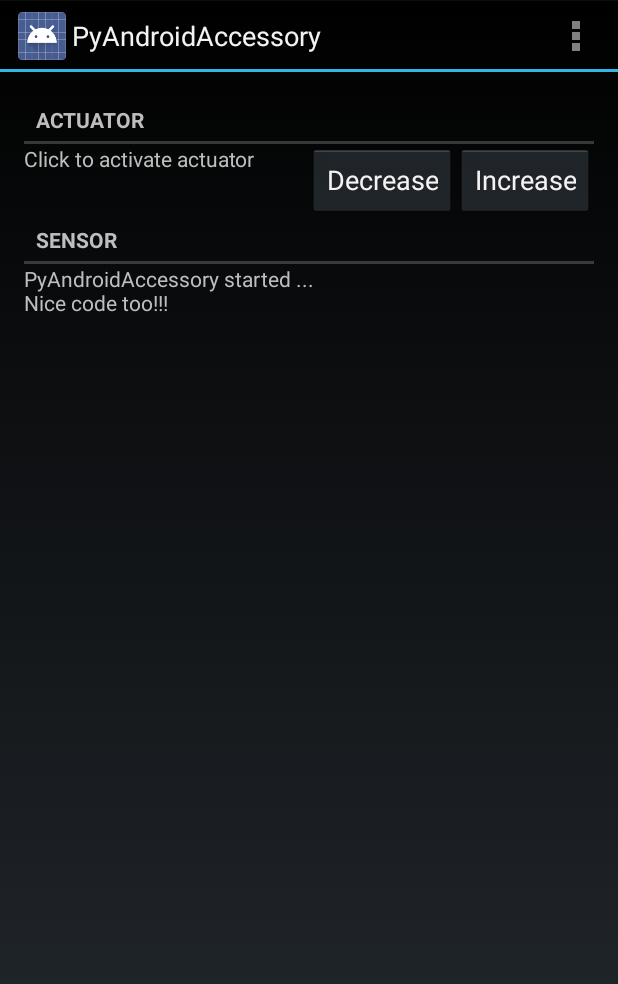
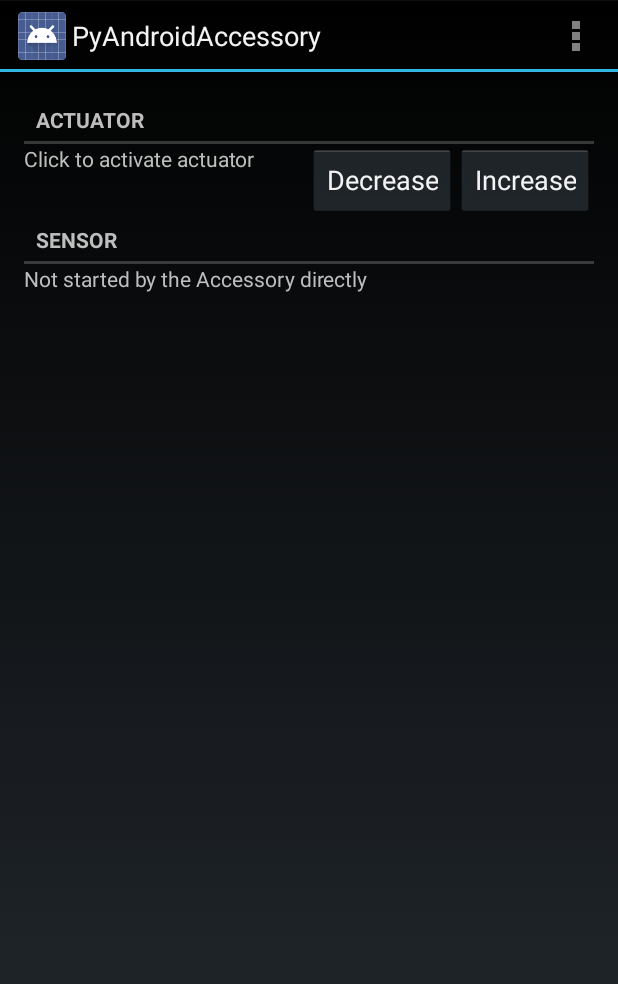
Before and after one commit to masierra/py-android-accessory-app, an Android app: the screen it shows after launch (MainActivity), on a phone screen of 412 x 824 dp. Shown: the top 984 px of the screen. Run offline under Robolectric (Android 15) with nearby library versions, the phone set to English and light mode, and no system bars.

Commit message:
day 07/03

```diff
--- a/PyAndroidAccessory/src/main/java/cc/zombiebrainzjuice/pyandroidaccessory/MainActivity.java
+++ b/PyAndroidAccessory/src/main/java/cc/zombiebrainzjuice/pyandroidaccessory/MainActivity.java
@@ -26,7 +26,7 @@ public class MainActivity extends Activity {
     ParcelFileDescriptor mFileDescriptor;
     FileInputStream mInputStream;
     BufferedInputStream buf = null;
-    String TAG = "TestPy";
+    String TAG = "DebugPy";
 
     int mMaxIteration = 200;
     int i = 1;
@@ -79,30 +79,23 @@ public class MainActivity extends Activity {
 
         mText = (TextView) findViewById(R.id.display_area);
         mText.setMovementMethod(new ScrollingMovementMethod());
-        mText.append("PyAndroidAccessory started ..." + System.getProperty("line.separator"));
-        mText.append("Nice code too!!!" + System.getProperty("line.separator"));
-        Log.d(TAG, "Start");
 
         Intent intent = getIntent();
         mUsbManager = (UsbManager) getSystemService(Context.USB_SERVICE);
         mAccessory = intent.getParcelableExtra(UsbManager.EXTRA_ACCESSORY);
 
-        //if (mAccessory == null) {
-        //    Log.w(TAG, "Not started by the Accessory directly");
-        //    mText.append("Not started by the Accessory directly" + System.getProperty("line.separator"));
-        //    return;
-        //}
+        if (mAccessory == null) {
+            mText.append("Not started by the Accessory directly" + System.getProperty("line.separator"));
+            return;
+        }
 
-        //Log.d(TAG, mAccessory.toString());
-        //Log.d(TAG, "Now listening the Accessory");
-        //mFileDescriptor = mUsbManager.openAccessory(mAccessory);
-        //Log.d(TAG, mFileDescriptor.toString());
-
-        //if (mFileDescriptor != null) {
-        //    FileDescriptor fd = mFileDescriptor.getFileDescriptor();
-        //    mInputStream = new FileInputStream(fd);
-        //}
-
+        Log.v(TAG, mAccessory.toString());
+        mFileDescriptor = mUsbManager.openAccessory(mAccessory);
+        if (mFileDescriptor != null) {
+            FileDescriptor fd = mFileDescriptor.getFileDescriptor();
+            mInputStream = new FileInputStream(fd);
+        }
+        Log.v(TAG, mFileDescriptor.toString());
         //new Thread(mListenerTask).start();
 
     }
```
